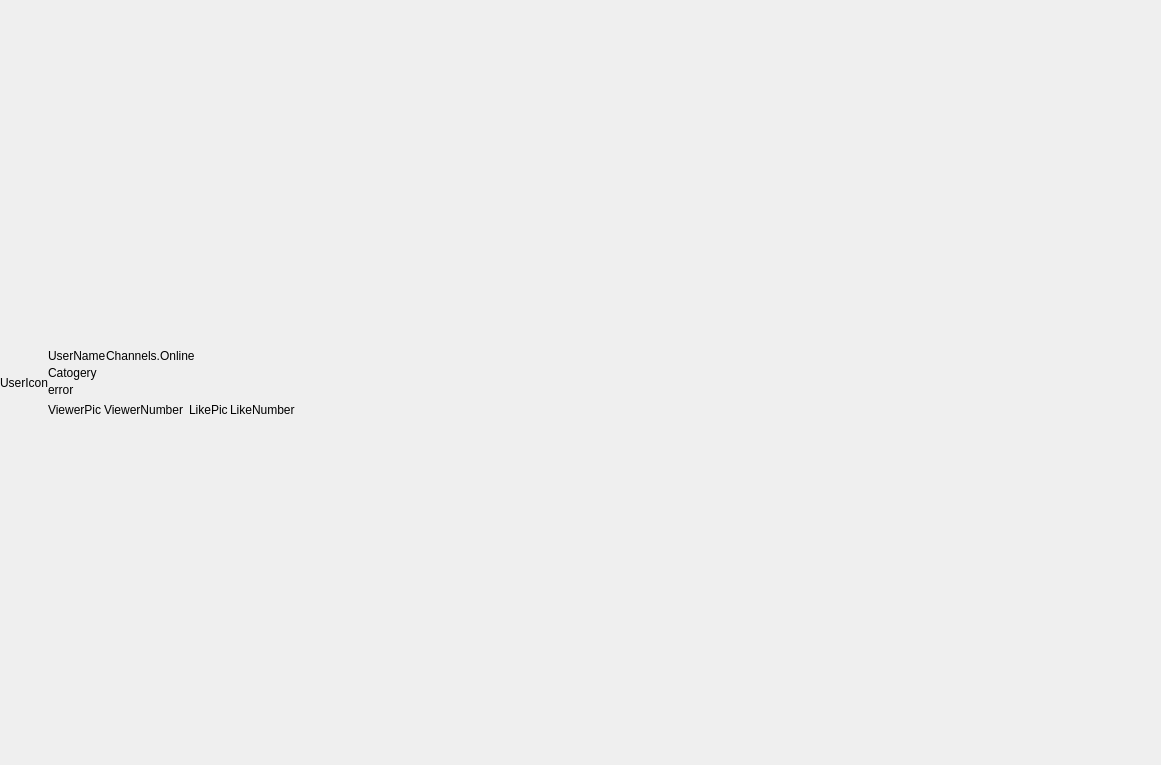
naver/prism-live-studio, file src/prism/main/channels/ChannelsDataApi/ChannelCapsule.ui: the form before one commit.
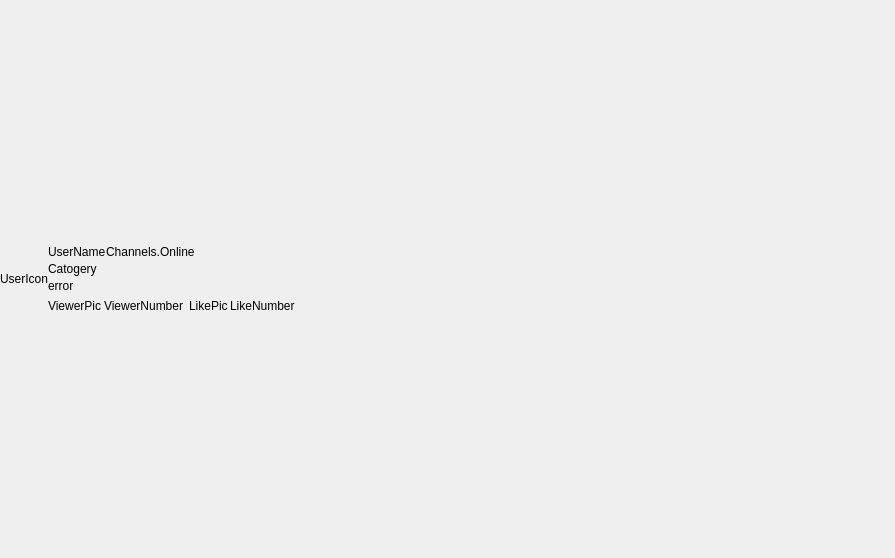
The form after the commit. Custom widgets are drawn as their Qt base class.

Patch:
```diff
--- a/src/prism/main/channels/ChannelsDataApi/ChannelCapsule.ui
+++ b/src/prism/main/channels/ChannelsDataApi/ChannelCapsule.ui
@@ -6,8 +6,8 @@
    <rect>
     <x>0</x>
     <y>0</y>
-    <width>1161</width>
-    <height>765</height>
+    <width>895</width>
+    <height>558</height>
    </rect>
   </property>
   <property name="focusPolicy">
@@ -342,6 +342,12 @@
          </property>
          <item>
           <widget class="QFrame" name="ViewerFrame">
+           <property name="sizePolicy">
+            <sizepolicy hsizetype="Preferred" vsizetype="Preferred">
+             <horstretch>0</horstretch>
+             <verstretch>0</verstretch>
+            </sizepolicy>
+           </property>
            <layout class="QHBoxLayout" name="horizontalLayout_3">
             <property name="spacing">
              <number>2</number>
@@ -360,6 +366,12 @@
             </property>
             <item>
              <widget class="QLabel" name="ViewerPicLabel">
+              <property name="sizePolicy">
+               <sizepolicy hsizetype="Maximum" vsizetype="Preferred">
+                <horstretch>0</horstretch>
+                <verstretch>0</verstretch>
+               </sizepolicy>
+              </property>
               <property name="maximumSize">
                <size>
                 <width>86</width>
@@ -401,6 +413,12 @@
          </item>
          <item>
           <widget class="QFrame" name="LikeInfo">
+           <property name="sizePolicy">
+            <sizepolicy hsizetype="Preferred" vsizetype="Preferred">
+             <horstretch>0</horstretch>
+             <verstretch>0</verstretch>
+            </sizepolicy>
+           </property>
            <layout class="QHBoxLayout" name="horizontalLayout_4">
             <property name="spacing">
              <number>2</number>
@@ -419,6 +437,12 @@
             </property>
             <item>
              <widget class="QLabel" name="LikePicLabel">
+              <property name="sizePolicy">
+               <sizepolicy hsizetype="Maximum" vsizetype="Preferred">
+                <horstretch>0</horstretch>
+                <verstretch>0</verstretch>
+               </sizepolicy>
+              </property>
               <property name="text">
                <string>LikePic</string>
               </property>
@@ -447,7 +471,7 @@
            </property>
            <property name="sizeHint" stdset="0">
             <size>
-             <width>120</width>
+             <width>20</width>
              <height>20</height>
             </size>
            </property>
```
